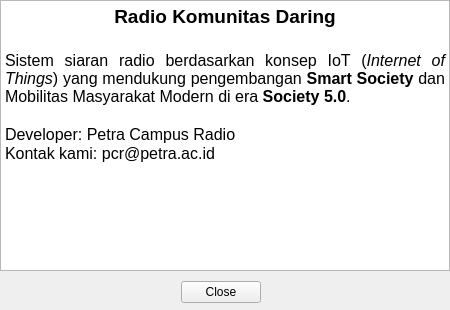
First picture: the form in ui_src/about.ui, repository indarsugiarto/opas, before the edit.
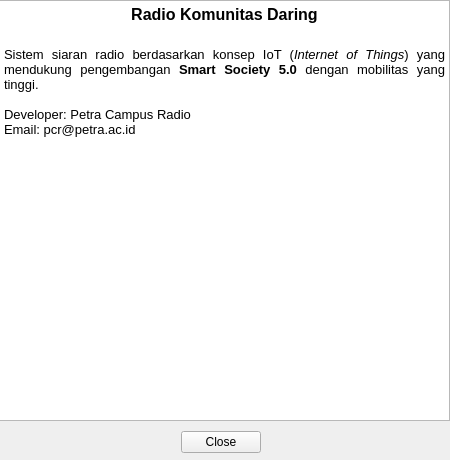
Second picture: the form after the edit. Icons and pictures are not drawn.

Commit message: masukkan program-program station dalam git yang sama

Diff of the .ui file:
```diff
--- a/ui_src/about.ui
+++ b/ui_src/about.ui
@@ -7,19 +7,19 @@
     <x>0</x>
     <y>0</y>
     <width>450</width>
-    <height>310</height>
+    <height>460</height>
    </rect>
   </property>
   <property name="minimumSize">
    <size>
     <width>450</width>
-    <height>310</height>
+    <height>460</height>
    </size>
   </property>
   <property name="maximumSize">
    <size>
     <width>450</width>
-    <height>310</height>
+    <height>460</height>
    </size>
   </property>
   <property name="windowTitle">
@@ -29,7 +29,7 @@
    <property name="geometry">
     <rect>
      <x>180</x>
-     <y>280</y>
+     <y>430</y>
      <width>81</width>
      <height>24</height>
     </rect>
@@ -41,23 +41,27 @@
   <widget class="QTextEdit" name="textEdit">
    <property name="geometry">
     <rect>
-     <x>0</x>
+     <x>-1</x>
      <y>0</y>
-     <width>450</width>
-     <height>271</height>
+     <width>451</width>
+     <height>421</height>
     </rect>
    </property>
+   <property name="readOnly">
+    <bool>true</bool>
+   </property>
    <property name="html">
     <string>&lt;!DOCTYPE HTML PUBLIC &quot;-//W3C//DTD HTML 4.0//EN&quot; &quot;http://www.w3.org/TR/REC-html40/strict.dtd&quot;&gt;
 &lt;html&gt;&lt;head&gt;&lt;meta name=&quot;qrichtext&quot; content=&quot;1&quot; /&gt;&lt;style type=&quot;text/css&quot;&gt;
 p, li { white-space: pre-wrap; }
-&lt;/style&gt;&lt;/head&gt;&lt;body style=&quot; font-family:'Sans Serif'; font-size:9pt; font-weight:400; font-style:normal;&quot;&gt;
-&lt;p align=&quot;center&quot; style=&quot; margin-top:0px; margin-bottom:0px; margin-left:0px; margin-right:0px; -qt-block-indent:0; text-indent:0px;&quot;&gt;&lt;span style=&quot; font-size:14pt; font-weight:600;&quot;&gt;Radio Komunitas Daring&lt;/span&gt;&lt;/p&gt;
-&lt;p align=&quot;center&quot; style=&quot;-qt-paragraph-type:empty; margin-top:0px; margin-bottom:0px; margin-left:0px; margin-right:0px; -qt-block-indent:0; text-indent:0px; font-size:14pt; font-weight:600;&quot;&gt;&lt;br /&gt;&lt;/p&gt;
-&lt;p align=&quot;justify&quot; style=&quot; margin-top:0px; margin-bottom:0px; margin-left:0px; margin-right:0px; -qt-block-indent:0; text-indent:0px;&quot;&gt;&lt;span style=&quot; font-size:12pt;&quot;&gt;Sistem siaran radio berdasarkan konsep IoT (&lt;/span&gt;&lt;span style=&quot; font-size:12pt; font-style:italic;&quot;&gt;Internet of Things&lt;/span&gt;&lt;span style=&quot; font-size:12pt;&quot;&gt;) yang mendukung pengembangan &lt;/span&gt;&lt;span style=&quot; font-size:12pt; font-weight:600;&quot;&gt;Smart Society&lt;/span&gt;&lt;span style=&quot; font-size:12pt;&quot;&gt; dan Mobilitas Masyarakat Modern di era &lt;/span&gt;&lt;span style=&quot; font-size:12pt; font-weight:600;&quot;&gt;Society 5.0&lt;/span&gt;&lt;span style=&quot; font-size:12pt;&quot;&gt;.&lt;/span&gt;&lt;/p&gt;
-&lt;p align=&quot;justify&quot; style=&quot;-qt-paragraph-type:empty; margin-top:0px; margin-bottom:0px; margin-left:0px; margin-right:0px; -qt-block-indent:0; text-indent:0px; font-size:12pt;&quot;&gt;&lt;br /&gt;&lt;/p&gt;
-&lt;p align=&quot;justify&quot; style=&quot; margin-top:0px; margin-bottom:0px; margin-left:0px; margin-right:0px; -qt-block-indent:0; text-indent:0px;&quot;&gt;&lt;span style=&quot; font-size:12pt;&quot;&gt;Developer: Petra Campus Radio&lt;/span&gt;&lt;/p&gt;
-&lt;p align=&quot;justify&quot; style=&quot; margin-top:0px; margin-bottom:0px; margin-left:0px; margin-right:0px; -qt-block-indent:0; text-indent:0px;&quot;&gt;&lt;span style=&quot; font-size:12pt;&quot;&gt;Kontak kami: pcr@petra.ac.id&lt;/span&gt;&lt;/p&gt;&lt;/body&gt;&lt;/html&gt;</string>
+&lt;/style&gt;&lt;/head&gt;&lt;body style=&quot; font-family:'Ubuntu'; font-size:11pt; font-weight:400; font-style:normal;&quot;&gt;
+&lt;p align=&quot;center&quot; style=&quot; margin-top:0px; margin-bottom:0px; margin-left:0px; margin-right:0px; -qt-block-indent:0; text-indent:0px;&quot;&gt;&lt;img src=&quot;:/icon/pcr.png&quot; width=&quot;256&quot; /&gt;&lt;/p&gt;
+&lt;p align=&quot;center&quot; style=&quot; margin-top:0px; margin-bottom:0px; margin-left:0px; margin-right:0px; -qt-block-indent:0; text-indent:0px;&quot;&gt;&lt;span style=&quot; font-family:'Sans Serif'; font-size:12pt; font-weight:600;&quot;&gt;Radio Komunitas Daring&lt;/span&gt;&lt;/p&gt;
+&lt;p align=&quot;center&quot; style=&quot;-qt-paragraph-type:empty; margin-top:0px; margin-bottom:0px; margin-left:0px; margin-right:0px; -qt-block-indent:0; text-indent:0px; font-family:'Sans Serif'; font-size:14pt; font-weight:600;&quot;&gt;&lt;br /&gt;&lt;/p&gt;
+&lt;p align=&quot;justify&quot; style=&quot; margin-top:0px; margin-bottom:0px; margin-left:0px; margin-right:0px; -qt-block-indent:0; text-indent:0px;&quot;&gt;&lt;span style=&quot; font-family:'Sans Serif'; font-size:10pt;&quot;&gt;Sistem siaran radio berdasarkan konsep IoT (&lt;/span&gt;&lt;span style=&quot; font-family:'Sans Serif'; font-size:10pt; font-style:italic;&quot;&gt;Internet of Things&lt;/span&gt;&lt;span style=&quot; font-family:'Sans Serif'; font-size:10pt;&quot;&gt;) yang mendukung pengembangan &lt;/span&gt;&lt;span style=&quot; font-family:'Sans Serif'; font-size:10pt; font-weight:600;&quot;&gt;Smart Society&lt;/span&gt;&lt;span style=&quot; font-family:'Sans Serif'; font-size:10pt;&quot;&gt; &lt;/span&gt;&lt;span style=&quot; font-family:'Sans Serif'; font-size:10pt; font-weight:600;&quot;&gt;5.0 &lt;/span&gt;&lt;span style=&quot; font-family:'Sans Serif'; font-size:10pt;&quot;&gt;dengan mobilitas yang tinggi.&lt;/span&gt;&lt;/p&gt;
+&lt;p align=&quot;justify&quot; style=&quot;-qt-paragraph-type:empty; margin-top:0px; margin-bottom:0px; margin-left:0px; margin-right:0px; -qt-block-indent:0; text-indent:0px; font-family:'Sans Serif'; font-size:10pt;&quot;&gt;&lt;br /&gt;&lt;/p&gt;
+&lt;p align=&quot;justify&quot; style=&quot; margin-top:0px; margin-bottom:0px; margin-left:0px; margin-right:0px; -qt-block-indent:0; text-indent:0px;&quot;&gt;&lt;span style=&quot; font-family:'Sans Serif'; font-size:10pt;&quot;&gt;Developer: Petra Campus Radio &lt;/span&gt;&lt;/p&gt;
+&lt;p align=&quot;justify&quot; style=&quot; margin-top:0px; margin-bottom:0px; margin-left:0px; margin-right:0px; -qt-block-indent:0; text-indent:0px;&quot;&gt;&lt;span style=&quot; font-family:'Sans Serif'; font-size:10pt;&quot;&gt;Email: pcr@petra.ac.id&lt;/span&gt;&lt;/p&gt;&lt;/body&gt;&lt;/html&gt;</string>
    </property>
   </widget>
  </widget>
```
Left out of the diff: 8 changed lines with no effect on the pictures. The commit also changes 39 other files.
